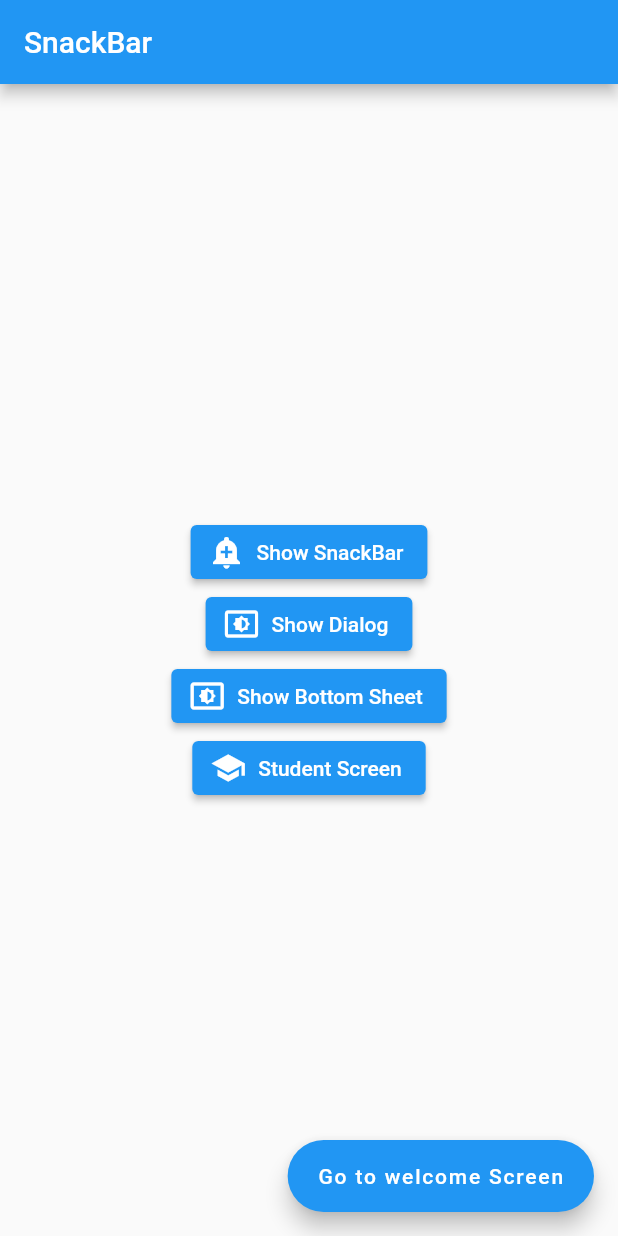
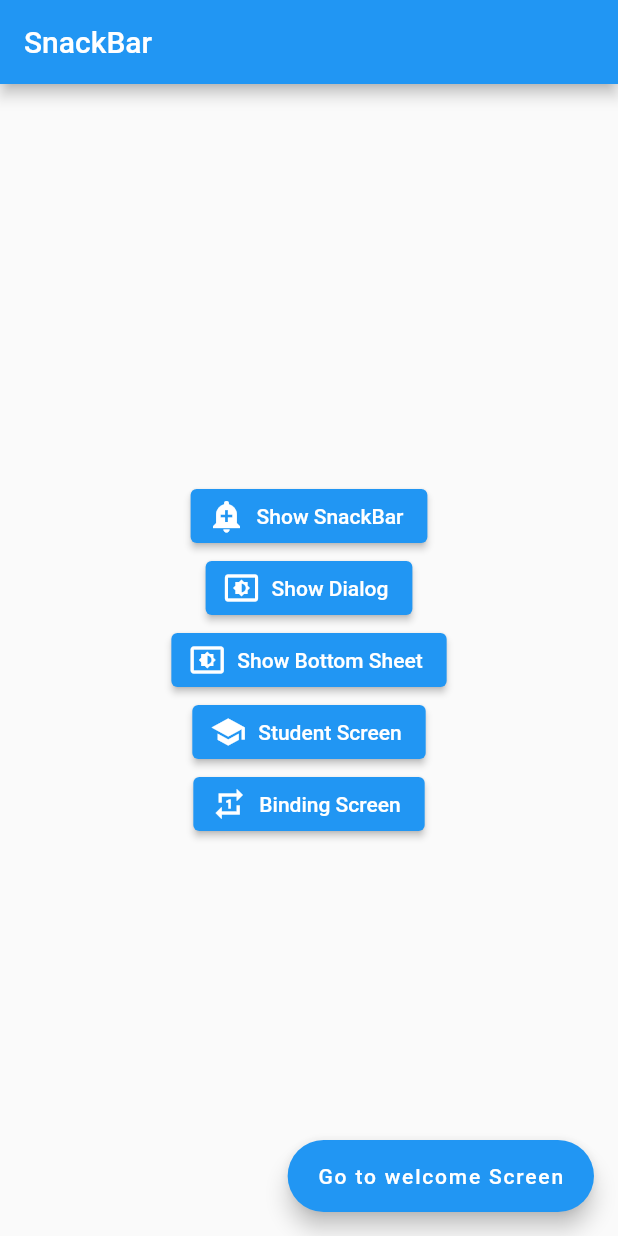
Before and after one commit to bharatbudhori/Data-Processing-and-Regression, a Flutter app: the screen it shows after launch, on a phone screen of 412 x 824 dp. Run offline on Flutter 3.47's test engine with Material 2 defaults, Android fonts, the light colour scheme and no system bars; our stand-ins replace get.

Commit message:
GetX binding

```diff
--- a/lib/another_screen.dart
+++ b/lib/another_screen.dart
@@ -10,13 +10,14 @@ class AnotherScreen extends StatelessWidget {
 
   @override
   Widget build(BuildContext context) {
+    MyController myController = Get.put(MyController(), permanent: true);
     return Scaffold(
       appBar: AppBar(
         title: Text('Another screen'),
       ),
       floatingActionButton: FloatingActionButton.extended(
         onPressed: () {
-          Get.find<MyController>().incriment();
+          myController.incriment();
         },
         label: Text('Incriment'),
       ),
@@ -29,7 +30,7 @@ class AnotherScreen extends StatelessWidget {
             ),
             //GetX<MyController>(
             GetBuilder<MyController>(
-              init: MyController(),
+              init: myController,
               builder: (controller) {
                 return Card(
                   margin: EdgeInsets.all(40),
--- a/lib/controller.dart
+++ b/lib/controller.dart
@@ -19,3 +19,20 @@ class MyController extends GetxController {
     update();
   }
 }
+
+class MyController2 extends GetxController {
+  var count = 0.obs;
+
+  void incriment() {
+    count += 2;
+  }
+}
+
+class ControllerBinding implements Bindings {
+  var count = 0.obs;
+
+  @override
+  void dependencies() {
+    Get.lazyPut<MyController2>(() => MyController2());
+  }
+}
--- a/lib/main.dart
+++ b/lib/main.dart
@@ -1,6 +1,8 @@
 import 'package:flutter/material.dart';
 import 'package:get/get.dart';
 import 'package:practice_app/another_screen.dart';
+import 'package:practice_app/binding_page.dart';
+import 'package:practice_app/controller.dart';
 
 import 'package:practice_app/student_page.dart';
 import 'package:practice_app/welcome.dart';
@@ -11,6 +13,9 @@ class MyApp extends StatelessWidget {
   @override
   Widget build(BuildContext context) {
     return GetMaterialApp(
+      //initialBinding: ControllerBinding(),
+      //smartManagement: SmartManagement.keepFactory,
+
       debugShowCheckedModeBanner: false,
       title: 'Showing Alret SnackBar',
       home: DemoApp(),
@@ -21,6 +26,10 @@ class MyApp extends StatelessWidget {
         GetPage(name: '/welcome', page: () => WelcomeScreen()),
         GetPage(name: '/another_screen/', page: () => AnotherScreen()),
         GetPage(name: '/student', page: () => StudentPage()),
+        GetPage(
+            name: '/binding',
+            page: () => BindingPage(),
+            binding: ControllerBinding()),
       ],
     );
   }
@@ -65,6 +74,13 @@ class DemoApp extends StatelessWidget {
               },
               icon: Icon(Icons.school),
               label: Text('Student Screen'),
+            ),
+            ElevatedButton.icon(
+              onPressed: () {
+                Get.toNamed('/binding');
+              },
+              icon: Icon(Icons.repeat_one_sharp),
+              label: Text('Binding Screen'),
             ),
           ],
         ),
--- a/pubspec.yaml
+++ b/pubspec.yaml
@@ -24,6 +24,7 @@ dependencies:
   flutter:
     sdk: flutter
   get: ^4.1.4
+  shared_preferences: ^2.0.6
 
 
 
```
Also changed, not shown: lib/binding_page.dart (added, +32 -0 lines), pubspec.lock.
